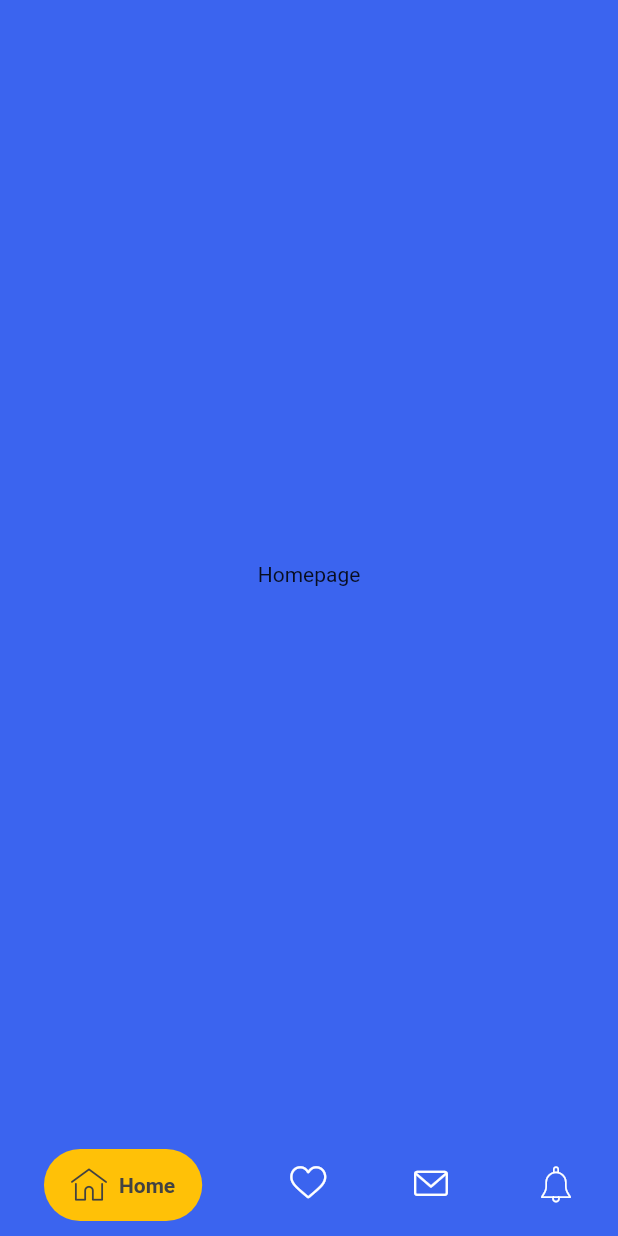
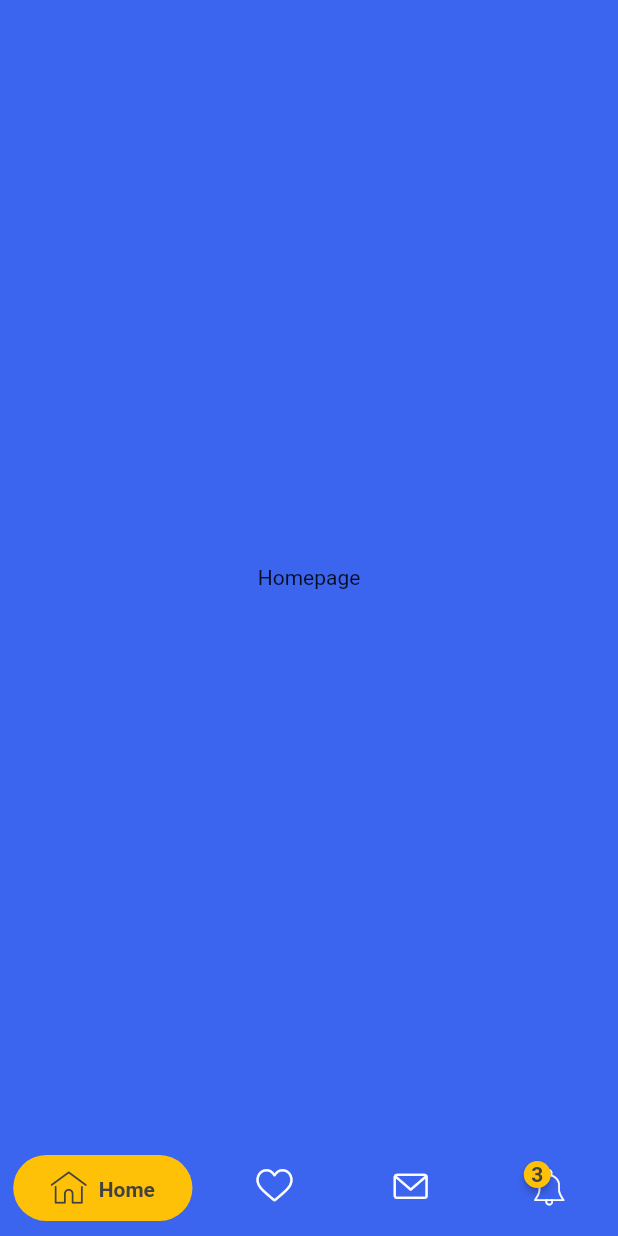
Before and after one commit to oliverboamah/e_commerce_headphone, a Flutter app: the screen it shows after launch, on a phone screen of 412 x 824 dp. Run offline on Flutter 3.47's test engine with Material 2 defaults, Android fonts, the phone set to English and light mode, and no system bars; drawn by our look-alikes of badges.

Commit message:
Update bottom navbar

```diff
--- a/lib/ui/layouts/bottom_navbar.dart
+++ b/lib/ui/layouts/bottom_navbar.dart
@@ -1,4 +1,6 @@
 // Flutter imports
+import 'package:badges/badges.dart';
+import 'package:e_commerce_headphones/ui/values/colors.dart';
 import 'package:flutter/material.dart';
 
 // My App imports
@@ -8,11 +10,18 @@ import 'package:e_commerce_headphones/ui/icons/custom_heart_icon.dart';
 import 'package:e_commerce_headphones/ui/icons/custom_home_icon.dart';
 
 class BottomNavBar extends StatefulWidget {
+  final Function onItemSelected;
+  final int notificationsCount;
+
+  BottomNavBar({this.onItemSelected, this.notificationsCount});
+
   @override
   State<StatefulWidget> createState() => _BottomNavBarState();
 }
 
 class _BottomNavBarState extends State<BottomNavBar> {
+  int selectedTabIndex = 0;
+
   @override
   Widget build(BuildContext context) {
     return Padding(
@@ -20,41 +29,97 @@ class _BottomNavBarState extends State<BottomNavBar> {
       child: Row(
         mainAxisAlignment: MainAxisAlignment.spaceAround,
         children: <Widget>[
-          Container(
-            padding: EdgeInsets.symmetric(horizontal: 18, vertical: 12),
+          InkWell(
+            child: Container(
+              padding: EdgeInsets.symmetric(horizontal: 25, vertical: 10),
               child: Row(
+                crossAxisAlignment: CrossAxisAlignment.start,
                 children: <Widget>[
                   Icon(
                     CustomHomeIcon.home,
-                  color: Colors.grey.shade800,
+                    color: this.selectedTabIndex == 0
+                        ? Colors.grey.shade800
+                        : Colors.white,
                   ),
                   Padding(
-                  padding: const EdgeInsets.only(left: 8),
+                    padding: const EdgeInsets.only(left: 8, top: 5),
                     child: Text(
                       'Home',
                       style: TextStyle(
-                        fontWeight: FontWeight.bold, color: Colors.grey.shade800),
+                          fontWeight: FontWeight.bold,
+                          color: this.selectedTabIndex == 0
+                              ? Colors.grey.shade800
+                              : Colors.white),
                     ),
                   )
                 ],
               ),
               decoration: BoxDecoration(
-                color: Colors.amber, borderRadius: BorderRadius.circular(40)),
+                  color: this.selectedTabIndex == 0 ? ACCENT_COLOR : null,
+                  borderRadius: BorderRadius.circular(40)),
             ),
-          Icon(
+            onTap: () => this._onItemSelected(0),
+          ),
+          InkWell(
+              child: Container(
+                padding: EdgeInsets.symmetric(vertical: 10, horizontal: 25),
+                child: Icon(
                   CustomHeartIcon.heart,
-            color: Colors.white,
+                  color: this.selectedTabIndex == 1
+                      ? Colors.grey.shade800
+                      : Colors.white,
                 ),
-          Icon(
+                decoration: BoxDecoration(
+                    color: this.selectedTabIndex == 1 ? ACCENT_COLOR : null,
+                    borderRadius: BorderRadius.circular(20)),
+              ),
+              onTap: () => this._onItemSelected(1)),
+          InkWell(
+              child: Container(
+                padding: EdgeInsets.symmetric(vertical: 10, horizontal: 25),
+                child: Icon(
                   CustomEnvelopeIcon.envelope,
-            color: Colors.white,
+                  color: this.selectedTabIndex == 2
+                      ? Colors.grey.shade800
+                      : Colors.white,
                 ),
-          Icon(
+                decoration: BoxDecoration(
+                    color: this.selectedTabIndex == 2 ? ACCENT_COLOR : null,
+                    borderRadius: BorderRadius.circular(20)),
+              ),
+              onTap: () => this._onItemSelected(2)),
+          InkWell(
+              child: Container(
+                padding: EdgeInsets.symmetric(vertical: 10, horizontal: 25),
+                child: Badge(
+                  badgeContent: Text(
+                    '${this.widget.notificationsCount}',
+                    style: TextStyle(
+                        color: Colors.grey.shade800,
+                        fontWeight: FontWeight.bold),
+                  ),
+                  badgeColor: ACCENT_COLOR,
+                  position: BadgePosition.topLeft(top: -10, left: -5),
+                  showBadge: this.selectedTabIndex == 3 ? false : true,
+                  child: Icon(
                     CustomBellIcon.notification,
-            color: Colors.white,
-          )
+                    color: this.selectedTabIndex == 3
+                        ? Colors.grey.shade800
+                        : Colors.white,
+                  ),
+                ),
+                decoration: BoxDecoration(
+                    color: this.selectedTabIndex == 3 ? ACCENT_COLOR : null,
+                    borderRadius: BorderRadius.circular(20)),
+              ),
+              onTap: () => this._onItemSelected(3)),
         ],
       ),
     );
   }
+
+  _onItemSelected(int index) {
+    this.setState(() => this.selectedTabIndex = index);
+    this.widget.onItemSelected(index);
   }
+}
--- a/lib/ui/pages/home_page.dart
+++ b/lib/ui/pages/home_page.dart
@@ -19,7 +19,10 @@ class _HomePageState extends State<HomePage> {
         child: Text('Homepage'),
       ),
       backgroundColor: PRIMARY_COLOR,
-      bottomNavigationBar: BottomNavBar(),
+      bottomNavigationBar: BottomNavBar(
+        onItemSelected: (index) => print(index),
+        notificationsCount: 3,
+      ),
     );
   }
 }
```
Lines whose indentation alone changed are shown as unchanged.
